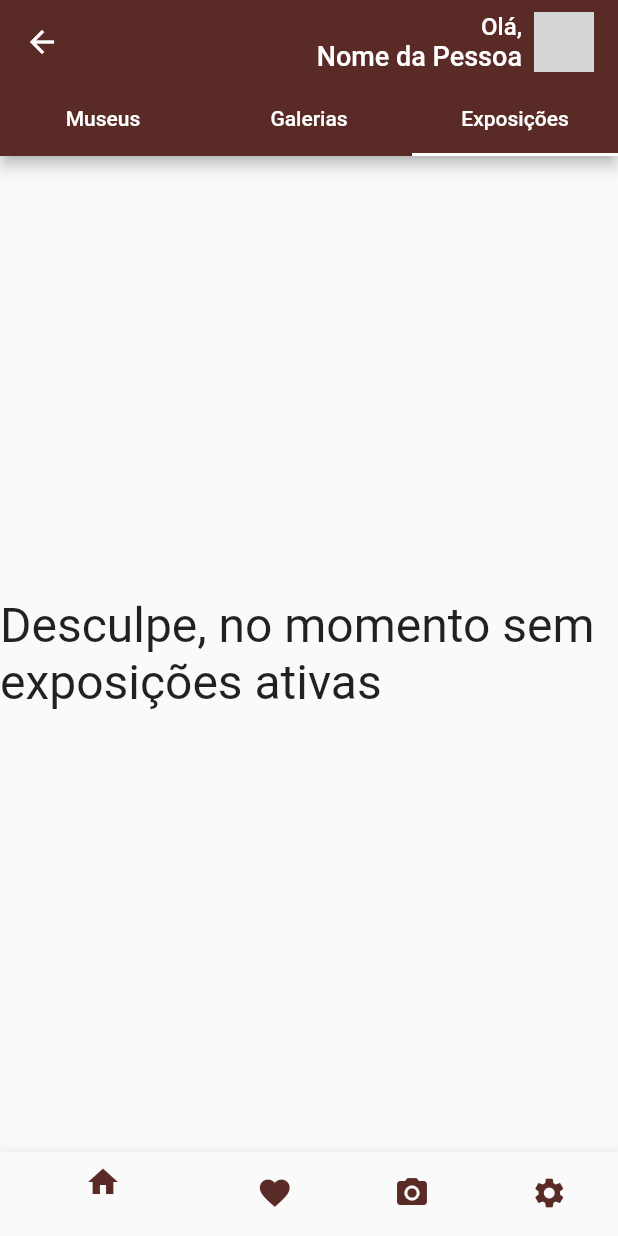
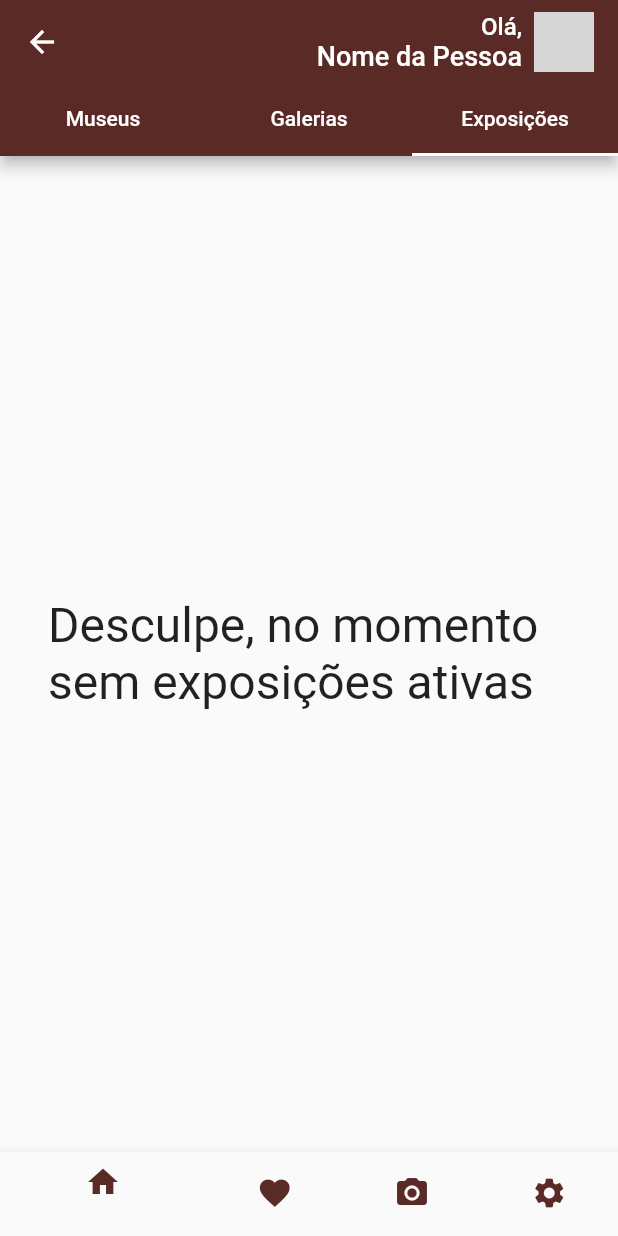
Before and after one commit to FernandoFranco0/hackathonaaaaa, a Flutter app: the MainPage screen opened directly, tab 3 chosen, on a phone screen of 412 x 824 dp. Run offline on Flutter 3.47's test engine with Material 2 defaults, Android fonts, the phone set to English and light mode, and no system bars; our stand-ins replace google_fonts; network calls fail; Roboto replaces fonts that are missing (Karma); grey boxes are pictures that could not be loaded.

Commit message:
adding padding

```diff
--- a/lib/main_page.dart
+++ b/lib/main_page.dart
@@ -12,6 +12,7 @@ class MainPage extends StatefulWidget {
 class HomePageState extends State<MainPage> {
   bool anim = false;
   var currentIndex = 0;
+  var favoritesList = <Widget>[];
 
   final widgetList = <Widget>[
     const MainScreen(),
@@ -261,9 +262,12 @@ class MainScreen extends StatelessWidget {
               ),
             ),
             const Center(
-              child: Text(
-                'Desculpe, no momento sem exposições ativas',
-                style: TextStyle(fontSize: 32),
+              child: Padding(
+                padding: EdgeInsets.all(32),
+                child: Text(
+                  'Desculpe, no momento sem exposições ativas',
+                  style: TextStyle(fontSize: 32),
+                ),
               ),
             )
           ],
```
